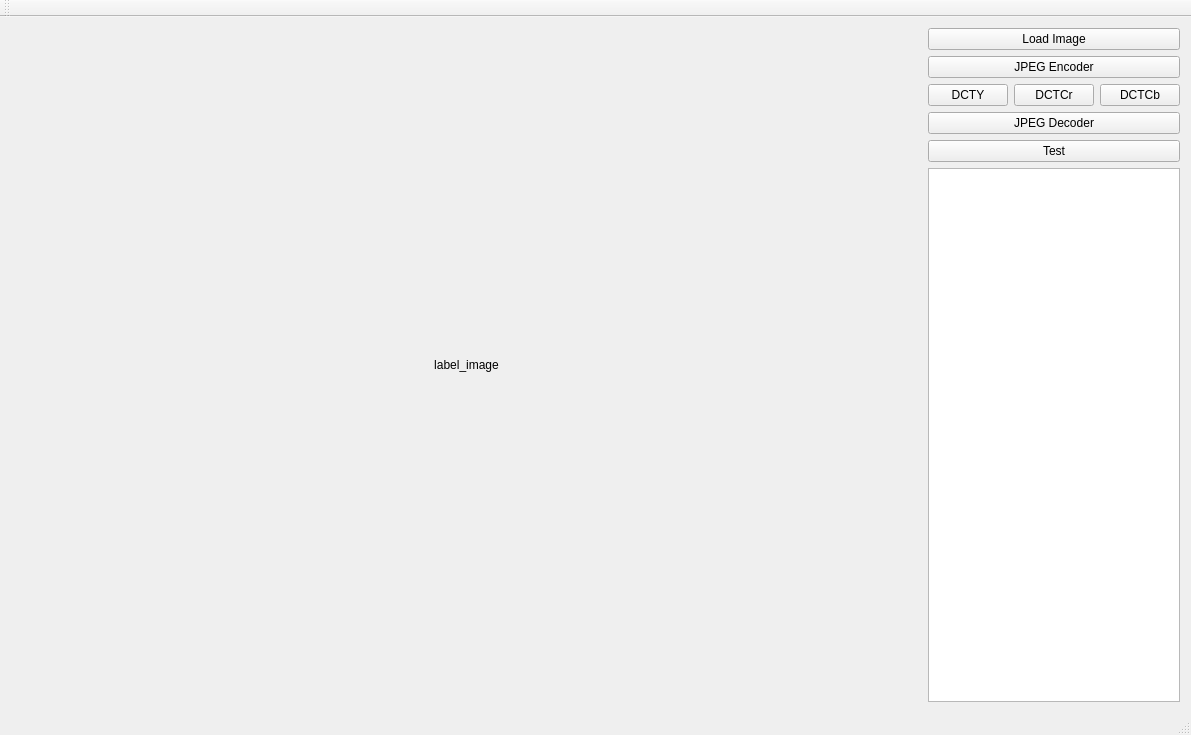
The window that Assignment 2/Assignment 2 Code/Assignment 2 Code/Assignment2Code.ui (jingyangcarl/CSCI576) describes before a commit, drawn with Qt 5.
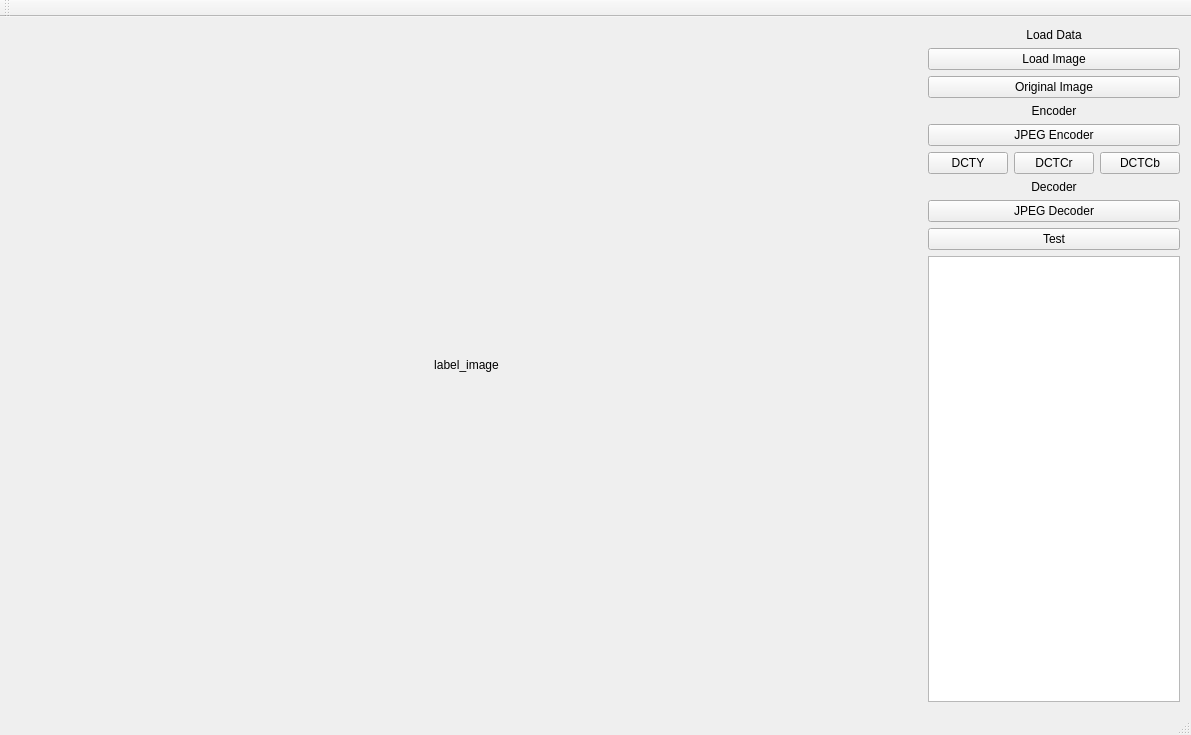
The same window after the commit.

The edit to the form file:
```diff
--- a/Assignment 2/Assignment 2 Code/Assignment 2 Code/Assignment2Code.ui
+++ b/Assignment 2/Assignment 2 Code/Assignment 2 Code/Assignment2Code.ui
@@ -31,58 +31,95 @@
     </item>
     <item row="0" column="1">
      <layout class="QGridLayout" name="gridLayout_control">
-      <item row="2" column="0">
+      <item row="5" column="0">
        <widget class="QPushButton" name="pushButton_dcty">
         <property name="text">
          <string>DCTY</string>
         </property>
        </widget>
       </item>
-      <item row="2" column="1">
+      <item row="5" column="1">
        <widget class="QPushButton" name="pushButton_dctcr">
         <property name="text">
          <string>DCTCr</string>
         </property>
        </widget>
       </item>
-      <item row="2" column="2">
+      <item row="5" column="2">
        <widget class="QPushButton" name="pushButton_dctcb">
         <property name="text">
          <string>DCTCb</string>
         </property>
        </widget>
       </item>
-      <item row="0" column="0" colspan="3">
-       <widget class="QPushButton" name="pushButton_load">
-        <property name="text">
-         <string>Load Image</string>
-        </property>
-       </widget>
+      <item row="9" column="0" colspan="3">
+       <widget class="QTextBrowser" name="textBrowser_output"/>
       </item>
-      <item row="1" column="0" colspan="3">
+      <item row="4" column="0" colspan="3">
        <widget class="QPushButton" name="pushButton_jpeg_encoder">
         <property name="text">
          <string>JPEG Encoder</string>
         </property>
        </widget>
       </item>
-      <item row="3" column="0" colspan="3">
+      <item row="7" column="0" colspan="3">
        <widget class="QPushButton" name="pushButton_jpeg_decoder">
         <property name="text">
          <string>JPEG Decoder</string>
         </property>
        </widget>
       </item>
-      <item row="5" column="0" colspan="3">
-       <widget class="QTextBrowser" name="textBrowser_output"/>
+      <item row="6" column="0" colspan="3">
+       <widget class="QLabel" name="label_3">
+        <property name="text">
+         <string>Decoder</string>
+        </property>
+        <property name="alignment">
+         <set>Qt::AlignCenter</set>
+        </property>
+       </widget>
       </item>
-      <item row="4" column="0" colspan="3">
+      <item row="3" column="0" colspan="3">
+       <widget class="QLabel" name="label_2">
+        <property name="text">
+         <string>Encoder</string>
+        </property>
+        <property name="alignment">
+         <set>Qt::AlignCenter</set>
+        </property>
+       </widget>
+      </item>
+      <item row="1" column="0" colspan="3">
+       <widget class="QPushButton" name="pushButton_load">
+        <property name="text">
+         <string>Load Image</string>
+        </property>
+       </widget>
+      </item>
+      <item row="8" column="0" colspan="3">
        <widget class="QPushButton" name="pushButton_test">
         <property name="text">
          <string>Test</string>
         </property>
        </widget>
       </item>
+      <item row="0" column="0" colspan="3">
+       <widget class="QLabel" name="label">
+        <property name="text">
+         <string>Load Data</string>
+        </property>
+        <property name="alignment">
+         <set>Qt::AlignCenter</set>
+        </property>
+       </widget>
+      </item>
+      <item row="2" column="0" colspan="3">
+       <widget class="QPushButton" name="pushButton_original_image">
+        <property name="text">
+         <string>Original Image</string>
+        </property>
+       </widget>
+      </item>
      </layout>
     </item>
    </layout>
```
